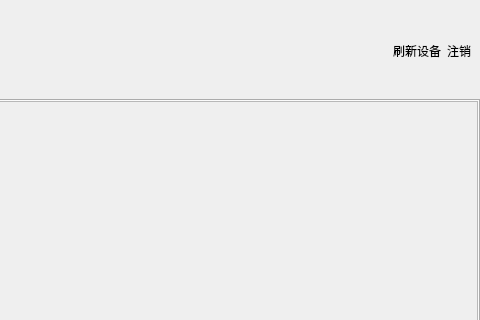
Qt form homewindow.ui (liuyufeng509/cloud-client) before a commit; both pictures show x 570 to 1050 and y 0 to 320 of the 1050 by 635 pixel window.
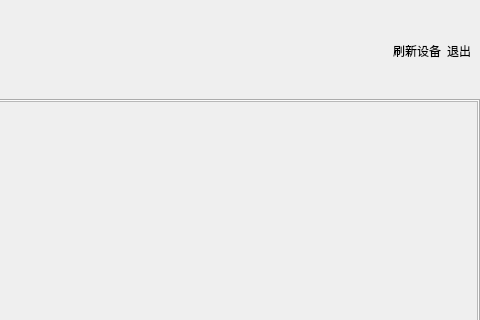
The same form after that commit. Icons and pictures are not drawn.

What changed in the file:
```diff
--- a/homewindow.ui
+++ b/homewindow.ui
@@ -86,7 +86,7 @@
        <item>
         <widget class="QPushButton" name="logoutButton">
          <property name="text">
-          <string>注销</string>
+          <string>退出</string>
          </property>
         </widget>
        </item>
```
